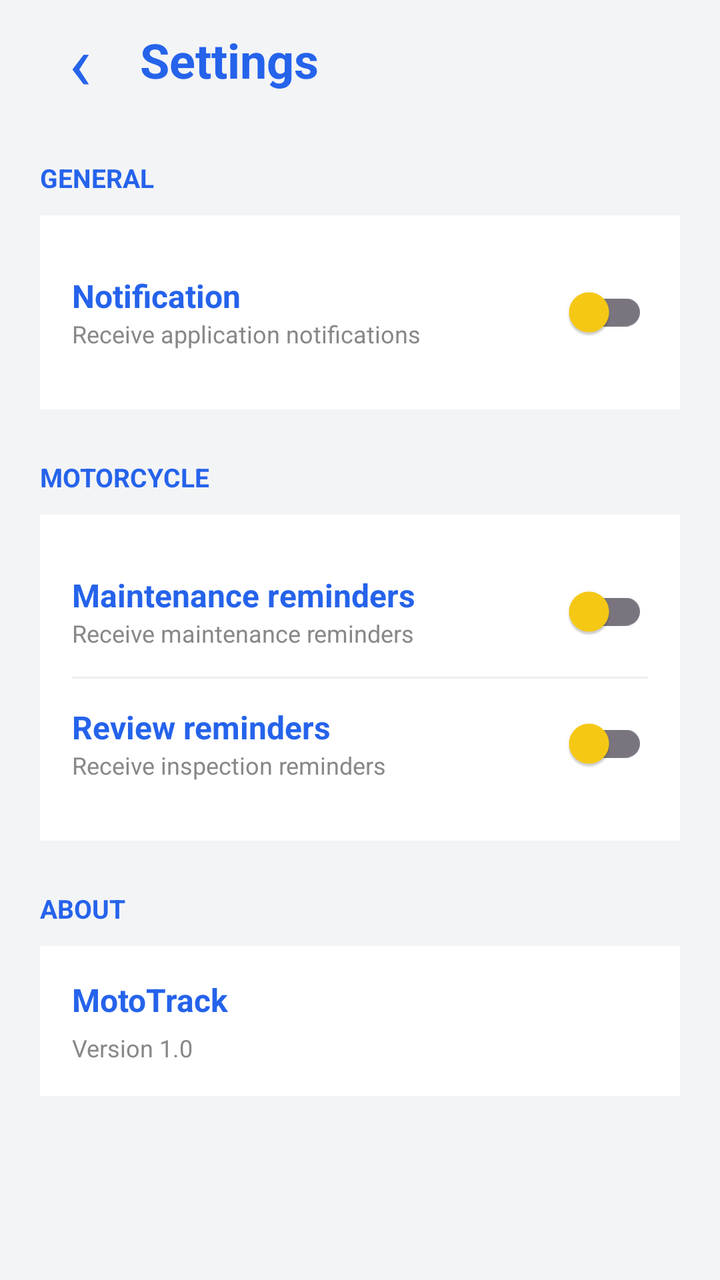
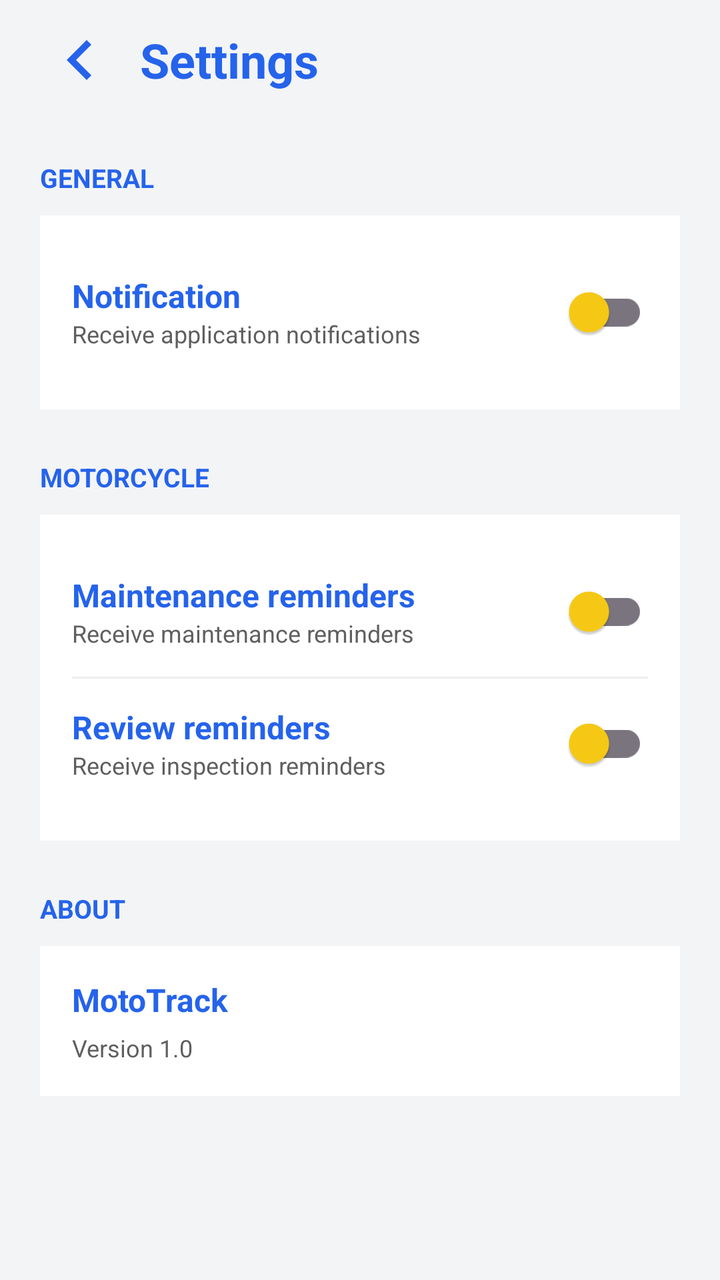

Screens rendered from an Android XML layout before and after an edit, with the pre-edit source and the edit as a unified diff.
<!-- AndroidManifest.xml: application theme Theme.AppMotoTrack -->
<!-- res/layout/fragment_settings.xml -->
<?xml version="1.0" encoding="utf-8"?>
<androidx.constraintlayout.widget.ConstraintLayout
    xmlns:android="http://schemas.android.com/apk/res/android"
    xmlns:app="http://schemas.android.com/apk/res-auto"
    android:id="@+id/settings"
    android:layout_width="match_parent"
    android:layout_height="match_parent"
    android:background="@color/background_light">

    <LinearLayout
        android:id="@+id/headerSettings"
        android:layout_width="match_parent"
        android:layout_height="60dp"
        android:gravity="center_vertical"
        android:orientation="horizontal"
        android:paddingStart="20dp"
        android:paddingEnd="20dp"
        app:layout_constraintTop_toTopOf="parent">

        <TextView
            android:id="@+id/btnBack"
            android:layout_width="40dp"
            android:layout_height="match_parent"
            android:gravity="center"
            android:text="‹"
            android:textColor="@color/blue_primary"
            android:textSize="38sp" />

        <TextView
            android:layout_width="wrap_content"
            android:layout_height="wrap_content"
            android:layout_marginStart="10dp"
            android:text="@string/settings"
            android:textColor="@color/blue_primary"
            android:textSize="24sp"
            android:textStyle="bold" />

    </LinearLayout>

    <ScrollView
        android:layout_width="match_parent"
        android:layout_height="0dp"
        android:fillViewport="true"
        android:padding="20dp"
        app:layout_constraintTop_toBottomOf="@id/headerSettings"
        app:layout_constraintBottom_toBottomOf="parent">

        <LinearLayout
            android:layout_width="match_parent"
            android:layout_height="wrap_content"
            android:orientation="vertical">

            

            <TextView
                android:layout_width="wrap_content"
                android:layout_height="wrap_content"
                android:text="@string/general"
                android:textAllCaps="true"
                android:textColor="@color/blue_primary"
                android:textSize="13sp"
                android:textStyle="bold"
                android:layout_marginBottom="10dp" />

            <LinearLayout
                android:layout_width="match_parent"
                android:layout_height="wrap_content"
                android:background="@color/surface_white"
                android:orientation="vertical"
                android:padding="16dp">

                <LinearLayout
                    android:layout_width="match_parent"
                    android:layout_height="65dp"
                    android:gravity="center_vertical"
                    android:orientation="horizontal">

                    <LinearLayout
                        android:layout_width="0dp"
                        android:layout_height="wrap_content"
                        android:layout_weight="1"
                        android:orientation="vertical">

                        <TextView
                            android:layout_width="wrap_content"
                            android:layout_height="wrap_content"
                            android:text="@string/notification"
                            android:textColor="@color/blue_primary"
                            android:textSize="16sp"
                            android:textStyle="bold" />

                        <TextView
                            android:layout_width="wrap_content"
                            android:layout_height="wrap_content"
                            android:text="@string/notificationDescription"
                            android:textColor="#888888"
                            android:textSize="12sp" />

                    </LinearLayout>

                    <androidx.appcompat.widget.SwitchCompat
                        android:id="@+id/switchNotifications"
                        android:layout_width="wrap_content"
                        android:layout_height="wrap_content"
                        app:thumbTint="@color/yellow_primary" />

                </LinearLayout>

            </LinearLayout>

            

            <TextView
                android:layout_width="wrap_content"
                android:layout_height="wrap_content"
                android:layout_marginTop="25dp"
                android:layout_marginBottom="10dp"
                android:text="@string/motorcycle"
                android:textAllCaps="true"
                android:textColor="@color/blue_primary"
                android:textSize="13sp"
                android:textStyle="bold" />

            <LinearLayout
                android:layout_width="match_parent"
                android:layout_height="wrap_content"
                android:background="@color/surface_white"
                android:orientation="vertical"
                android:padding="16dp">

                <LinearLayout
                    android:layout_width="match_parent"
                    android:layout_height="65dp"
                    android:gravity="center_vertical"
                    android:orientation="horizontal">

                    <LinearLayout
                        android:layout_width="0dp"
                        android:layout_height="wrap_content"
                        android:layout_weight="1"
                        android:orientation="vertical">

                        <TextView
                            android:layout_width="wrap_content"
                            android:layout_height="wrap_content"
                            android:text="@string/maintenanceText"
                            android:textColor="@color/blue_primary"
                            android:textSize="16sp"
                            android:textStyle="bold" />

                        <TextView
                            android:layout_width="wrap_content"
                            android:layout_height="wrap_content"
                            android:text="@string/maintenanceDescription"
                            android:textColor="#888888"
                            android:textSize="12sp" />

                    </LinearLayout>

                    <androidx.appcompat.widget.SwitchCompat
                        android:id="@+id/switchMaintenance"
                        android:layout_width="wrap_content"
                        android:layout_height="wrap_content"
                        app:thumbTint="@color/yellow_primary" />

                </LinearLayout>

                <View
                    android:layout_width="match_parent"
                    android:layout_height="1dp"
                    android:background="#EEEEEE" />

                <LinearLayout
                    android:layout_width="match_parent"
                    android:layout_height="65dp"
                    android:gravity="center_vertical"
                    android:orientation="horizontal">

                    <LinearLayout
                        android:layout_width="0dp"
                        android:layout_height="wrap_content"
                        android:layout_weight="1"
                        android:orientation="vertical">

                        <TextView
                            android:layout_width="wrap_content"
                            android:layout_height="wrap_content"
                            android:text="@string/reviewReminders"
                            android:textColor="@color/blue_primary"
                            android:textSize="16sp"
                            android:textStyle="bold" />

                        <TextView
                            android:layout_width="wrap_content"
                            android:layout_height="wrap_content"
                            android:text="@string/reviewDescription"
                            android:textColor="#888888"
                            android:textSize="12sp" />

                    </LinearLayout>

                    <androidx.appcompat.widget.SwitchCompat
                        android:id="@+id/switchReviews"
                        android:layout_width="wrap_content"
                        android:layout_height="wrap_content"
                        app:thumbTint="@color/yellow_primary" />

                </LinearLayout>

            </LinearLayout>

            

            <TextView
                android:layout_width="wrap_content"
                android:layout_height="wrap_content"
                android:layout_marginTop="25dp"
                android:layout_marginBottom="10dp"
                android:text="@string/about"
                android:textAllCaps="true"
                android:textColor="@color/blue_primary"
                android:textSize="13sp"
                android:textStyle="bold" />

            <LinearLayout
                android:layout_width="match_parent"
                android:layout_height="wrap_content"
                android:background="@color/surface_white"
                android:orientation="vertical"
                android:padding="16dp">

                <TextView
                    android:layout_width="wrap_content"
                    android:layout_height="wrap_content"
                    android:text="@string/app_name"
                    android:textColor="@color/blue_primary"
                    android:textSize="16sp"
                    android:textStyle="bold" />

                <TextView
                    android:layout_width="wrap_content"
                    android:layout_height="wrap_content"
                    android:layout_marginTop="5dp"
                    android:text="Version 1.0"
                    android:textColor="#888888"
                    android:textSize="12sp" />

            </LinearLayout>

        </LinearLayout>

    </ScrollView>

</androidx.constraintlayout.widget.ConstraintLayout>
<!-- resources referenced by this layout -->
<resources>
  <color name="background_light">#F3F4F6</color>
  <color name="blue_primary">#2563EB</color>
  <color name="surface_white">#FFFFFF</color>
  <color name="yellow_primary">#FACC15</color>
  <string name="about">About</string>
  <string name="app_name" translatable="false">MotoTrack</string>
  <string name="general" translatable="false">General</string>
  <string name="maintenanceDescription">Receive maintenance reminders</string>
  <string name="maintenanceText">Maintenance reminders</string>
  <string name="motorcycle">Motorcycle</string>
  <string name="notification">Notification</string>
  <string name="notificationDescription">Receive application notifications</string>
  <string name="reviewDescription">Receive inspection reminders</string>
  <string name="reviewReminders">Review reminders</string>
  <string name="settings">Settings</string>
  <style name="Theme.AppMotoTrack" parent="Theme.Material3.DayNight.NoActionBar">
  
          <item name="colorPrimary">@color/yellow_primary</item>
          <item name="colorOnPrimary">@color/text_primary</item>
          <item name="colorSecondary">@color/blue_primary</item>
          <item name="android:colorAccent">@color/yellow_primary</item>
          <item name="colorOnSecondary">@color/navigationBar_light</item>
          <item name="android:windowBackground">@color/background_light</item>
          <item name="android:statusBarColor">@color/background_light</item>
          <item name="android:navigationBarColor">@color/background_light</item>
  
          <item name="colorSurface">@color/surface_white</item>
  
          <item name="android:windowLightStatusBar">true</item>
  
      </style>
  <color name="text_primary">#111827</color>
  <color name="navigationBar_light">#E9E9E9</color>
</resources>

<!-- the commit's change to res/layout/fragment_settings.xml (unified diff, before → after) -->
@@ -7,7 +7,7 @@
     android:layout_height="match_parent"
     android:background="@color/background_light">
 
-    <LinearLayout
+    <androidx.appcompat.widget.LinearLayoutCompat
         android:id="@+id/headerSettings"
         android:layout_width="match_parent"
         android:layout_height="60dp"
@@ -17,14 +17,13 @@
         android:paddingEnd="20dp"
         app:layout_constraintTop_toTopOf="parent">
 
-        <TextView
+        <ImageView
             android:id="@+id/btnBack"
             android:layout_width="40dp"
             android:layout_height="match_parent"
-            android:gravity="center"
-            android:text="‹"
-            android:textColor="@color/blue_primary"
-            android:textSize="38sp" />
+            android:contentDescription="@string/arrowBackIcon"
+            android:src="@drawable/ic_arrow_back"
+            app:tint="@color/blue_primary"/>
 
         <TextView
             android:layout_width="wrap_content"
@@ -35,7 +34,7 @@
             android:textSize="24sp"
             android:textStyle="bold" />
 
-    </LinearLayout>
+    </androidx.appcompat.widget.LinearLayoutCompat>
 
     <ScrollView
         android:layout_width="match_parent"
@@ -69,7 +68,7 @@
                 android:orientation="vertical"
                 android:padding="16dp">
 
-                <LinearLayout
+                <androidx.appcompat.widget.LinearLayoutCompat
                     android:layout_width="match_parent"
                     android:layout_height="65dp"
                     android:gravity="center_vertical"
@@ -93,7 +92,7 @@
                             android:layout_width="wrap_content"
                             android:layout_height="wrap_content"
                             android:text="@string/notificationDescription"
-                            android:textColor="#888888"
+                            android:textColor="#5F5F5F"
                             android:textSize="12sp" />
 
                     </LinearLayout>
@@ -104,7 +103,7 @@
                         android:layout_height="wrap_content"
                         app:thumbTint="@color/yellow_primary" />
 
-                </LinearLayout>
+                </androidx.appcompat.widget.LinearLayoutCompat>
 
             </LinearLayout>
 
@@ -128,7 +127,7 @@
                 android:orientation="vertical"
                 android:padding="16dp">
 
-                <LinearLayout
+                <androidx.appcompat.widget.LinearLayoutCompat
                     android:layout_width="match_parent"
                     android:layout_height="65dp"
                     android:gravity="center_vertical"
@@ -152,7 +151,7 @@
                             android:layout_width="wrap_content"
                             android:layout_height="wrap_content"
                             android:text="@string/maintenanceDescription"
-                            android:textColor="#888888"
+                            android:textColor="#5F5F5F"
                             android:textSize="12sp" />
 
                     </LinearLayout>
@@ -163,14 +162,14 @@
                         android:layout_height="wrap_content"
                         app:thumbTint="@color/yellow_primary" />
 
-                </LinearLayout>
+                </androidx.appcompat.widget.LinearLayoutCompat>
 
                 <View
                     android:layout_width="match_parent"
                     android:layout_height="1dp"
                     android:background="#EEEEEE" />
 
-                <LinearLayout
+                <androidx.appcompat.widget.LinearLayoutCompat
                     android:layout_width="match_parent"
                     android:layout_height="65dp"
                     android:gravity="center_vertical"
@@ -194,7 +193,7 @@
                             android:layout_width="wrap_content"
                             android:layout_height="wrap_content"
                             android:text="@string/reviewDescription"
-                            android:textColor="#888888"
+                            android:textColor="#5F5F5F"
                             android:textSize="12sp" />
 
                     </LinearLayout>
@@ -205,7 +204,7 @@
                         android:layout_height="wrap_content"
                         app:thumbTint="@color/yellow_primary" />
 
-                </LinearLayout>
+                </androidx.appcompat.widget.LinearLayoutCompat>
 
             </LinearLayout>
 
@@ -241,8 +240,8 @@
                     android:layout_width="wrap_content"
                     android:layout_height="wrap_content"
                     android:layout_marginTop="5dp"
-                    android:text="Version 1.0"
-                    android:textColor="#888888"
+                    android:text="@string/version"
+                    android:textColor="#5F5F5F"
                     android:textSize="12sp" />
 
             </LinearLayout>
<!-- resource entries referenced after the edit -->
@@ -4,8 +4,15 @@
   <color name="blue_primary">#2563EB</color>
   <color name="surface_white">#FFFFFF</color>
   <color name="yellow_primary">#FACC15</color>
+  <!-- drawable ic_arrow_back (drawable) -->
+  <vector xmlns:android="http://schemas.android.com/apk/res/android" android:autoMirrored="true" android:height="24dp" android:tint="#000000" android:viewportHeight="960" android:viewportWidth="960" android:width="24dp">
+        
+      <path android:fillColor="@android:color/white" android:pathData="M560,720L320,480L560,240L616,296L432,480L616,664L560,720Z"/>
+      
+  </vector>
   <string name="about">About</string>
   <string name="app_name" translatable="false">MotoTrack</string>
+  <string name="arrowBackIcon">Arrow Back Icon</string>
   <string name="general" translatable="false">General</string>
   <string name="maintenanceDescription">Receive maintenance reminders</string>
   <string name="maintenanceText">Maintenance reminders</string>
@@ -15,6 +22,7 @@
   <string name="reviewDescription">Receive inspection reminders</string>
   <string name="reviewReminders">Review reminders</string>
   <string name="settings">Settings</string>
+  <string name="version" translatable="false">Version 1.0</string>
   <style name="Theme.AppMotoTrack" parent="Theme.Material3.DayNight.NoActionBar">
   
           <item name="colorPrimary">@color/yellow_primary</item>
